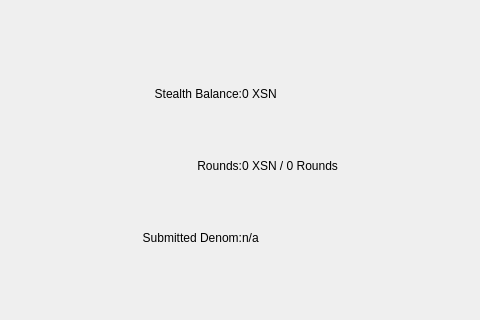
Above: src/qt/forms/stealthmodepage.ui from barrystyle/vestx before the change; both pictures show x 334 to 814 and y 0 to 320 of the 928 by 615 pixel window. Below: the same form after it.
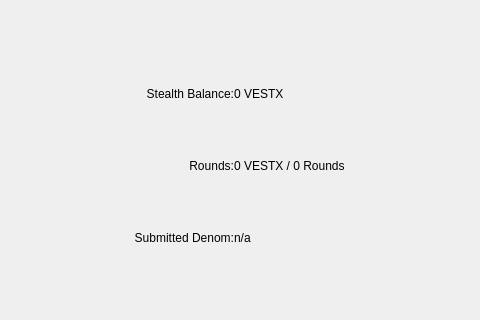
That is the form after the change. Icons and pictures are not drawn.

```diff
--- a/src/qt/forms/stealthmodepage.ui
+++ b/src/qt/forms/stealthmodepage.ui
@@ -92,7 +92,7 @@
       <item row="1" column="4">
        <widget class="QLabel" name="labelAmountRounds">
         <property name="text">
-         <string>0 XSN / 0 Rounds</string>
+         <string>0 VESTX / 0 Rounds</string>
         </property>
        </widget>
       </item>
@@ -102,7 +102,7 @@
          <font/>
         </property>
         <property name="text">
-         <string notr="true">0 XSN</string>
+         <string notr="true">0 VESTX</string>
         </property>
        </widget>
       </item>
```
Left out of the diff: 8 changed lines with no effect on the pictures.
